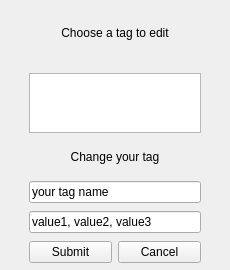
Above: static/ui/tag_edit.ui from FunnyDarkly/SomeFileManager before the change. Below: the same form after it.
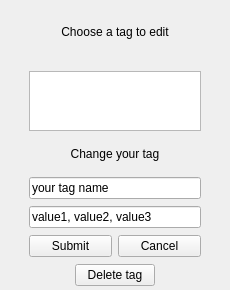
That is the form after the change.

Diff of the .ui file:
```diff
--- a/static/ui/tag_edit.ui
+++ b/static/ui/tag_edit.ui
@@ -7,7 +7,7 @@
     <x>0</x>
     <y>0</y>
     <width>230</width>
-    <height>270</height>
+    <height>290</height>
    </rect>
   </property>
   <property name="sizePolicy">
@@ -19,13 +19,13 @@
   <property name="minimumSize">
    <size>
     <width>230</width>
-    <height>270</height>
+    <height>290</height>
    </size>
   </property>
   <property name="maximumSize">
    <size>
     <width>230</width>
-    <height>270</height>
+    <height>290</height>
    </size>
   </property>
   <property name="windowTitle">
@@ -37,7 +37,7 @@
      <x>9</x>
      <y>-1</y>
      <width>212</width>
-     <height>271</height>
+     <height>290</height>
     </rect>
    </property>
    <layout class="QGridLayout" name="gridLayout">
@@ -189,6 +189,23 @@
       </property>
      </spacer>
     </item>
+    <item row="7" column="1">
+     <layout class="QHBoxLayout" name="horizontalLayout_2">
+      <item>
+       <widget class="QPushButton" name="deleteButton">
+        <property name="sizePolicy">
+         <sizepolicy hsizetype="Fixed" vsizetype="Fixed">
+          <horstretch>0</horstretch>
+          <verstretch>0</verstretch>
+         </sizepolicy>
+        </property>
+        <property name="text">
+         <string>Delete tag</string>
+        </property>
+       </widget>
+      </item>
+     </layout>
+    </item>
    </layout>
   </widget>
  </widget>
```
Left out of the diff: 14 changed lines with no effect on the pictures.
